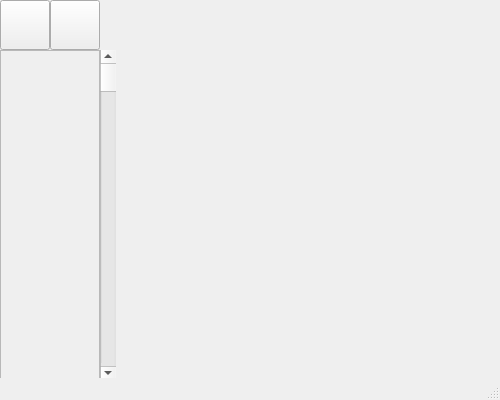
Old version of the form PasswortmanagerGUI.ui in the repository KramerSimon/FBI-Passwortmanager-1.
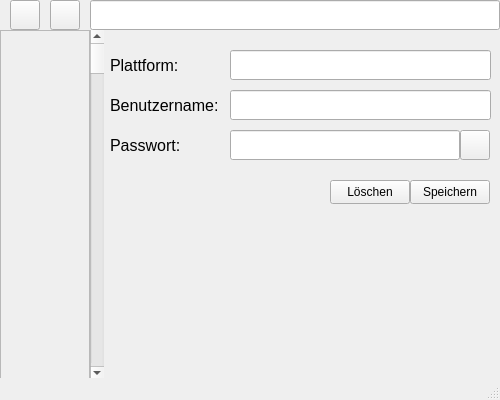
New version of the form. Icons and pictures are not drawn.

The edit to the form file:
```diff
--- a/PasswortmanagerGUI.ui
+++ b/PasswortmanagerGUI.ui
@@ -18,9 +18,9 @@
     <property name="geometry">
      <rect>
       <x>0</x>
-      <y>50</y>
-      <width>100</width>
-      <height>330</height>
+      <y>30</y>
+      <width>90</width>
+      <height>350</height>
      </rect>
     </property>
     <property name="widgetResizable">
@@ -31,8 +31,8 @@
       <rect>
        <x>0</x>
        <y>0</y>
-       <width>98</width>
-       <height>328</height>
+       <width>88</width>
+       <height>348</height>
       </rect>
      </property>
     </widget>
@@ -40,10 +40,10 @@
    <widget class="QScrollBar" name="verticalScrollBar">
     <property name="geometry">
      <rect>
-      <x>100</x>
-      <y>50</y>
-      <width>16</width>
-      <height>330</height>
+      <x>90</x>
+      <y>30</y>
+      <width>14</width>
+      <height>350</height>
      </rect>
     </property>
     <property name="orientation">
@@ -53,10 +53,10 @@
    <widget class="QPushButton" name="pushButton">
     <property name="geometry">
      <rect>
-      <x>0</x>
+      <x>10</x>
       <y>0</y>
-      <width>50</width>
-      <height>50</height>
+      <width>30</width>
+      <height>30</height>
      </rect>
     </property>
     <property name="text">
@@ -67,8 +67,8 @@
     </property>
     <property name="iconSize">
      <size>
-      <width>30</width>
-      <height>30</height>
+      <width>25</width>
+      <height>25</height>
      </size>
     </property>
    </widget>
@@ -77,8 +77,8 @@
      <rect>
       <x>50</x>
       <y>0</y>
-      <width>50</width>
-      <height>50</height>
+      <width>30</width>
+      <height>30</height>
      </rect>
     </property>
     <property name="text">
@@ -89,11 +89,147 @@
     </property>
     <property name="iconSize">
      <size>
-      <width>30</width>
-      <height>30</height>
+      <width>25</width>
+      <height>25</height>
      </size>
     </property>
    </widget>
+   <widget class="QLineEdit" name="lineEdit">
+    <property name="geometry">
+     <rect>
+      <x>90</x>
+      <y>0</y>
+      <width>410</width>
+      <height>30</height>
+     </rect>
+    </property>
+   </widget>
+   <widget class="QLineEdit" name="lineEdit_2">
+    <property name="geometry">
+     <rect>
+      <x>230</x>
+      <y>50</y>
+      <width>261</width>
+      <height>30</height>
+     </rect>
+    </property>
+   </widget>
+   <widget class="QLineEdit" name="lineEdit_3">
+    <property name="geometry">
+     <rect>
+      <x>230</x>
+      <y>90</y>
+      <width>261</width>
+      <height>30</height>
+     </rect>
+    </property>
+   </widget>
+   <widget class="QLineEdit" name="lineEdit_4">
+    <property name="geometry">
+     <rect>
+      <x>230</x>
+      <y>130</y>
+      <width>230</width>
+      <height>30</height>
+     </rect>
+    </property>
+   </widget>
+   <widget class="QLabel" name="label">
+    <property name="geometry">
+     <rect>
+      <x>110</x>
+      <y>55</y>
+      <width>110</width>
+      <height>20</height>
+     </rect>
+    </property>
+    <property name="font">
+     <font>
+      <pointsize>12</pointsize>
+     </font>
+    </property>
+    <property name="text">
+     <string>Plattform:</string>
+    </property>
+   </widget>
+   <widget class="QLabel" name="label_2">
+    <property name="geometry">
+     <rect>
+      <x>110</x>
+      <y>95</y>
+      <width>110</width>
+      <height>20</height>
+     </rect>
+    </property>
+    <property name="font">
+     <font>
+      <pointsize>12</pointsize>
+     </font>
+    </property>
+    <property name="text">
+     <string>Benutzername:</string>
+    </property>
+   </widget>
+   <widget class="QLabel" name="label_3">
+    <property name="geometry">
+     <rect>
+      <x>110</x>
+      <y>135</y>
+      <width>110</width>
+      <height>20</height>
+     </rect>
+    </property>
+    <property name="font">
+     <font>
+      <pointsize>12</pointsize>
+     </font>
+    </property>
+    <property name="text">
+     <string>Passwort:</string>
+    </property>
+   </widget>
+   <widget class="QPushButton" name="pushButton_3">
+    <property name="geometry">
+     <rect>
+      <x>410</x>
+      <y>180</y>
+      <width>80</width>
+      <height>24</height>
+     </rect>
+    </property>
+    <property name="text">
+     <string>Speichern</string>
+    </property>
+   </widget>
+   <widget class="QPushButton" name="pushButton_4">
+    <property name="geometry">
+     <rect>
+      <x>330</x>
+      <y>180</y>
+      <width>80</width>
+      <height>24</height>
+     </rect>
+    </property>
+    <property name="text">
+     <string>Löschen</string>
+    </property>
+   </widget>
+   <widget class="QPushButton" name="pushButton_5">
+    <property name="geometry">
+     <rect>
+      <x>460</x>
+      <y>130</y>
+      <width>30</width>
+      <height>30</height>
+     </rect>
+    </property>
+    <property name="text">
+     <string/>
+    </property>
+    <property name="icon">
+     <iconset theme="QIcon::ThemeIcon::ViewRefresh"/>
+    </property>
+   </widget>
   </widget>
   <widget class="QStatusBar" name="statusbar"/>
  </widget>
```
